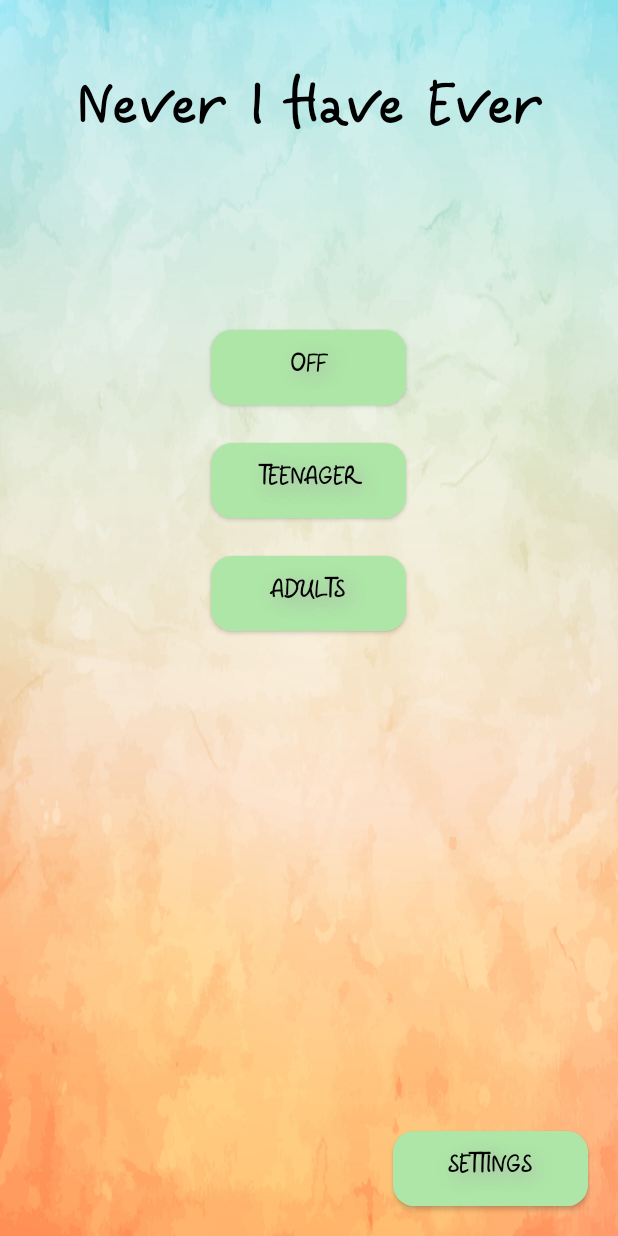
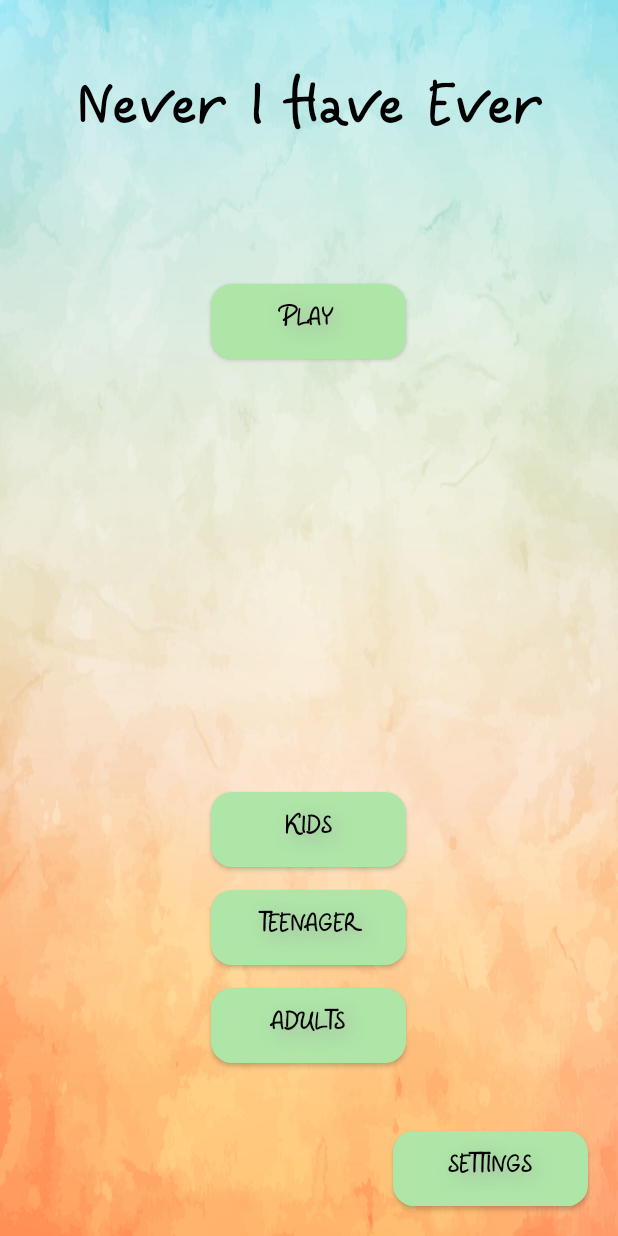
Before and after one commit to VladVh/NeverHaveIEver, an Android app: the screen it shows after launch (MainActivity), on a phone screen of 412 x 824 dp. Run offline under Robolectric (Android 15) with nearby library versions, the phone set to English and light mode, and no system bars; our stand-ins replace ButterKnife, Dagger/Hilt's generated code; 12 statements that could not run were skipped.

Commit message:
switched to ToggleButton added Play button fixed style and added a selector for Light theme

```diff
--- a/app/src/main/java/com/development/vvoitsekh/neverhaveiever/main/MainActivity.kt
+++ b/app/src/main/java/com/development/vvoitsekh/neverhaveiever/main/MainActivity.kt
@@ -19,14 +19,17 @@ class MainActivity : BaseActivity(), MainContract.View {
     @Inject
     lateinit var mPresenter: MainPresenter
 
+    @BindView(R.id.mainPlayButton)
+    lateinit var mPlayButton: Button
+
     @BindView(R.id.mainKidsButton)
     lateinit var mKidsButton: ToggleButton
 
-    @BindView(R.id.mainNormalButton)
-    lateinit var mNormalButton: Button
+    @BindView(R.id.mainTeenagerButton)
+    lateinit var mTeenagerButton: ToggleButton
 
     @BindView(R.id.mainAdultButton)
-    lateinit var mAdultButton: Button
+    lateinit var mAdultButton: ToggleButton
 
     @BindView(R.id.mainSettingsButton)
     lateinit var mSettingsButton: Button
@@ -41,11 +44,13 @@ class MainActivity : BaseActivity(), MainContract.View {
         val typeface = Typeface.createFromAsset(assets, "fonts/Veles-Regular.0.9.2.otf")
         mAppName.typeface = typeface
 
+        mPlayButton.setOnClickListener { mPresenter.startGame() }
+
         mKidsButton.setOnClickListener { mPresenter.applyKidsMode()
             //mKidsButton.isSelected = !mKidsButton.isSelected
         }
-        mNormalButton.setOnClickListener { mPresenter.applyTeenagerMode()
-            //mNormalButton.isSelected = !mNormalButton.isSelected
+        mTeenagerButton.setOnClickListener { mPresenter.applyTeenagerMode()
+            //mTeenagerButton.isSelected = !mTeenagerButton.isSelected
         }
         mAdultButton.setOnClickListener { mPresenter.applyAdultMode()
             //mAdultButton.isSelected = !mAdultButton.isSelected
--- a/app/src/main/java/com/development/vvoitsekh/neverhaveiever/main/MainPresenter.kt
+++ b/app/src/main/java/com/development/vvoitsekh/neverhaveiever/main/MainPresenter.kt
@@ -22,6 +22,7 @@ class MainPresenter @Inject constructor(view: MainContract.View) : MainContract.
     }
 
     override fun startGame() {
-        mMainView.showGame(selectedModes)
+        if (selectedModes.any { it -> it == true })
+            mMainView.showGame(selectedModes)
     }
 }
--- /dev/null
+++ b/app/src/main/res/drawable/togglebutton_light_pressed.xml
@@ -0,0 +1,28 @@
+<?xml version="1.0" encoding="utf-8"?>
+<shape xmlns:android="http://schemas.android.com/apk/res/android" android:shape="rectangle" >
+    <corners
+        android:radius="14dp"
+        />
+    <gradient
+        android:angle="90"
+        android:centerX="35%"
+        android:centerColor="#28CC23"
+        android:startColor="#E3E3E3"
+        android:endColor="#185722"
+        android:type="linear"
+        />
+    <padding
+        android:left="0dp"
+        android:top="0dp"
+        android:right="0dp"
+        android:bottom="0dp"
+        />
+    <size
+        android:width="130dp"
+        android:height="50dp"
+        />
+    <stroke
+        android:width="3dp"
+        android:color="#878787"
+        />
+</shape>
--- /dev/null
+++ b/app/src/main/res/drawable/togglebutton_light_selector.xml
@@ -0,0 +1,9 @@
+<?xml version="1.0" encoding="utf-8"?>
+<selector xmlns:android="http://schemas.android.com/apk/res/android">
+    <item
+        android:drawable="@drawable/buttonshape_light"
+        android:state_checked="false"/>
+    <item
+        android:drawable="@drawable/togglebutton_light_pressed"
+        android:state_checked="true"/>
+</selector>
--- a/app/src/main/res/layout-land/activity_main.xml
+++ b/app/src/main/res/layout-land/activity_main.xml
@@ -37,7 +37,7 @@
             android:text="@string/main_kids"/>
 
         <Button
-            android:id="@+id/mainNormalButton"
+            android:id="@+id/mainTeenagerButton"
             android:layout_width="wrap_content"
             android:layout_height="wrap_content"
             android:layout_marginEnd="20dp"
--- a/app/src/main/res/layout/activity_main.xml
+++ b/app/src/main/res/layout/activity_main.xml
@@ -8,7 +8,8 @@
     tools:context="com.development.vvoitsekh.neverhaveiever.main.MainActivity"
     android:weightSum="1">
 
-    <include layout="@layout/activity_base"/>
+    <include layout="@layout/activity_base"
+             android:id="@+id/include"/>
     <!--<TextView-->
         <!--android:id="@+id/mainAppName"-->
         <!--android:layout_width="wrap_content"-->
@@ -23,32 +24,34 @@
         <!--android:layout_alignParentStart="true"/>-->
 
     <ToggleButton
+        android:textOff="@string/main_kids"
+        android:textOn="@string/main_kids"
         android:layout_width="wrap_content"
         android:layout_height="wrap_content"
-        android:text="@string/main_kids"
+        android:id="@+id/mainKidsButton"
+        android:layout_above="@+id/mainTeenagerButton"
         android:layout_centerHorizontal="true"
-        android:layout_marginTop="220dp"
-        android:id="@+id/mainKidsButton"/>
+        android:layout_marginBottom="15dp"/>
 
-    <Button
-        android:id="@+id/mainNormalButton"
+    <ToggleButton
+        android:id="@+id/mainTeenagerButton"
         android:layout_width="wrap_content"
         android:layout_height="wrap_content"
-        android:layout_marginTop="25dp"
-        android:text="@string/main_teen"
-        android:layout_below="@+id/mainKidsButton"
-        android:layout_alignLeft="@+id/mainKidsButton"
+        android:textOff="@string/main_teen"
+        android:textOn="@string/main_teen"
+        android:layout_marginBottom="15dp"
+        android:layout_above="@+id/mainAdultButton"
         android:layout_alignStart="@+id/mainKidsButton"/>
 
-    <Button
+    <ToggleButton
         android:id="@+id/mainAdultButton"
         android:layout_width="wrap_content"
         android:layout_height="wrap_content"
-        android:layout_marginTop="25dp"
-        android:text="@string/main_adult"
-        android:layout_below="@+id/mainNormalButton"
-        android:layout_alignLeft="@+id/mainNormalButton"
-        android:layout_alignStart="@+id/mainNormalButton"/>
+        android:textOff="@string/main_adult"
+        android:textOn="@string/main_adult"
+        android:layout_above="@+id/mainSettingsButton"
+        android:layout_alignStart="@+id/mainTeenagerButton"
+        android:layout_marginBottom="45dp"/>
 
     <Button
         android:id="@+id/mainSettingsButton"
@@ -62,4 +65,13 @@
         android:layout_marginRight="20dp"
         android:text="@string/mainSettings"/>
 
+    <Button
+        android:id="@+id/mainPlayButton"
+        android:layout_width="wrap_content"
+        android:layout_height="wrap_content"
+        android:text="@string/main_play"
+        android:layout_below="@+id/include"
+        android:layout_alignStart="@+id/mainKidsButton"
+        android:layout_marginTop="78dp"/>
+
 </RelativeLayout>
--- a/app/src/main/res/values/strings.xml
+++ b/app/src/main/res/values/strings.xml
@@ -2,6 +2,7 @@
     <string name="app_name">Never I Have Ever</string>
 
     <!--Main-->
+    <string name="main_play">Play</string>
     <string name="main_kids">Kids</string>
     <string name="main_teen">Teenager</string>
     <string name="main_adult">Adults</string>
--- a/app/src/main/res/values/styles.xml
+++ b/app/src/main/res/values/styles.xml
@@ -14,13 +14,13 @@
     </style>
 
     <style name="ToggleButtonLight" parent="@android:style/Widget.DeviceDefault.Light.Button.Toggle">
-        <item name="android:layout_width">270dp</item>
-        <item name="android:layout_height">60dp</item>
-        <item name="android:background">@drawable/buttonshape_light</item>
+        <item name="android:background">@drawable/togglebutton_light_selector</item>
         <item name="android:shadowColor">#A8A8A8</item>
         <item name="android:shadowDx">5</item>
         <item name="android:shadowDy">5</item>
         <item name="android:shadowRadius">15</item>
+        <item name="android:typeface">serif</item>
+        <item name="android:textStyle">bold</item>
     </style>
 
     <style name="ButtonLight" parent="@style/Widget.AppCompat.Button">
```
Also changed, not shown: 2 other files.
